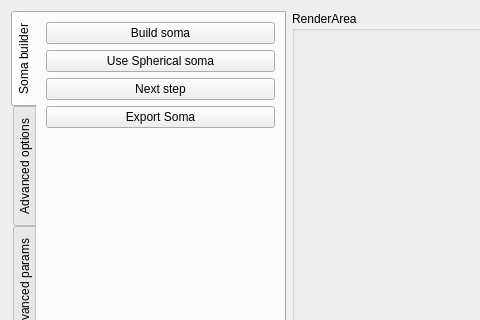
Old version of the form Neuronize/SomaDeformerWidget.ui in the repository vg-lab/Neuronize; both pictures show x 0 to 480 and y 0 to 320 of the 802 by 723 pixel window.
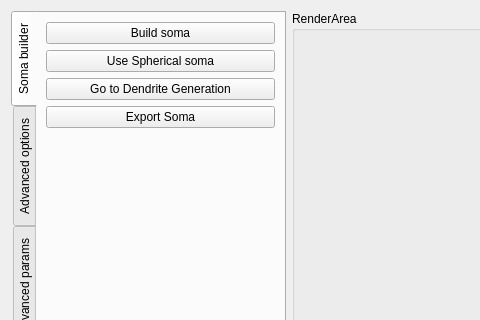
New version of the form.

The edit to the form file:
```diff
--- a/Neuronize/SomaDeformerWidget.ui
+++ b/Neuronize/SomaDeformerWidget.ui
@@ -59,7 +59,7 @@
        <item>
         <widget class="QPushButton" name="pushButton_FinalizeSoma">
          <property name="text">
-          <string>Next step</string>
+          <string>Go to Dendrite Generation</string>
          </property>
         </widget>
        </item>
```
Left out of the diff: 2 changed lines with no effect on the pictures. Lines whose indentation alone changed are shown as unchanged.
